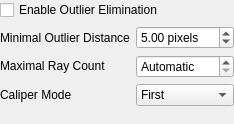
Above: AcfSln/Include/iqtipr/CCircleFinderParamsGuiComp.ui from ImagingTools/AcfPublic before the change. Below: the same form after it.
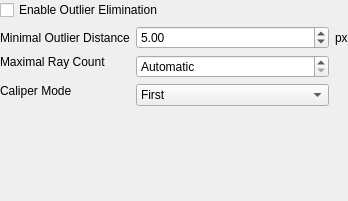
That is the form after the change.

The edit to the form file:
```diff
--- a/AcfSln/Include/iqtipr/CCircleFinderParamsGuiComp.ui
+++ b/AcfSln/Include/iqtipr/CCircleFinderParamsGuiComp.ui
@@ -6,26 +6,35 @@
    <rect>
     <x>0</x>
     <y>0</y>
-    <width>232</width>
-    <height>124</height>
+    <width>348</width>
+    <height>201</height>
    </rect>
   </property>
   <layout class="QGridLayout" name="gridLayout">
    <property name="margin">
     <number>0</number>
    </property>
-   <item row="0" column="0">
+   <item row="0" column="0" colspan="2">
     <widget class="QCheckBox" name="EnableOutliersElimination">
      <property name="text">
       <string>Enable Outlier Elimination</string>
      </property>
     </widget>
    </item>
+   <item row="2" column="0">
+    <widget class="QLabel" name="label_4">
+     <property name="sizePolicy">
+      <sizepolicy hsizetype="Maximum" vsizetype="Preferred">
+       <horstretch>0</horstretch>
+       <verstretch>0</verstretch>
+      </sizepolicy>
+     </property>
+     <property name="text">
+      <string>Maximal Ray Count</string>
+     </property>
+    </widget>
+   </item>
    <item row="1" column="0">
-    <layout class="QHBoxLayout" name="horizontalLayout">
-     <item>
-      <layout class="QVBoxLayout" name="verticalLayout">
-       <item>
         <widget class="QLabel" name="MinOutliersDistanceLabel">
          <property name="sizePolicy">
           <sizepolicy hsizetype="Maximum" vsizetype="Preferred">
@@ -38,41 +47,8 @@
          </property>
         </widget>
        </item>
-       <item>
-        <widget class="QLabel" name="label_4">
-         <property name="sizePolicy">
-          <sizepolicy hsizetype="Maximum" vsizetype="Preferred">
-           <horstretch>0</horstretch>
-           <verstretch>0</verstretch>
-          </sizepolicy>
-         </property>
-         <property name="text">
-          <string>Maximal Ray Count</string>
-         </property>
-        </widget>
-       </item>
-       <item>
-        <widget class="QLabel" name="label">
-         <property name="sizePolicy">
-          <sizepolicy hsizetype="Maximum" vsizetype="Preferred">
-           <horstretch>0</horstretch>
-           <verstretch>0</verstretch>
-          </sizepolicy>
-         </property>
-         <property name="text">
-          <string>Caliper Mode</string>
-         </property>
-        </widget>
-       </item>
-      </layout>
-     </item>
-     <item>
-      <layout class="QVBoxLayout" name="verticalLayout_2">
-       <item>
+   <item row="1" column="1">
         <widget class="QDoubleSpinBox" name="MinOutliersDistance">
-         <property name="suffix">
-          <string> pixels</string>
-         </property>
          <property name="minimum">
           <double>0.100000000000000</double>
          </property>
@@ -84,7 +60,7 @@
          </property>
         </widget>
        </item>
-       <item>
+   <item row="2" column="1" rowspan="2">
         <widget class="QSpinBox" name="MaxRaysCount">
          <property name="specialValueText">
           <string>Automatic</string>
@@ -100,7 +76,20 @@
          </property>
         </widget>
        </item>
-       <item>
+   <item row="3" column="0" rowspan="2">
+    <widget class="QLabel" name="label">
+     <property name="sizePolicy">
+      <sizepolicy hsizetype="Maximum" vsizetype="Preferred">
+       <horstretch>0</horstretch>
+       <verstretch>0</verstretch>
+      </sizepolicy>
+     </property>
+     <property name="text">
+      <string>Caliper Mode</string>
+     </property>
+    </widget>
+   </item>
+   <item row="4" column="1">
         <widget class="QComboBox" name="CaliperMode">
          <item>
           <property name="text">
@@ -114,11 +103,7 @@
          </item>
         </widget>
        </item>
-      </layout>
-     </item>
-    </layout>
-   </item>
-   <item row="2" column="0">
+   <item row="5" column="0" colspan="2">
     <spacer name="verticalSpacer">
      <property name="orientation">
       <enum>Qt::Vertical</enum>
@@ -131,6 +116,19 @@
      </property>
     </spacer>
    </item>
+   <item row="1" column="2">
+    <widget class="QLabel" name="UnitLabel">
+     <property name="sizePolicy">
+      <sizepolicy hsizetype="Maximum" vsizetype="Preferred">
+       <horstretch>0</horstretch>
+       <verstretch>0</verstretch>
+      </sizepolicy>
+     </property>
+     <property name="text">
+      <string>px</string>
+     </property>
+    </widget>
+   </item>
   </layout>
  </widget>
  <resources/>
```
Lines whose indentation alone changed are shown as unchanged.
